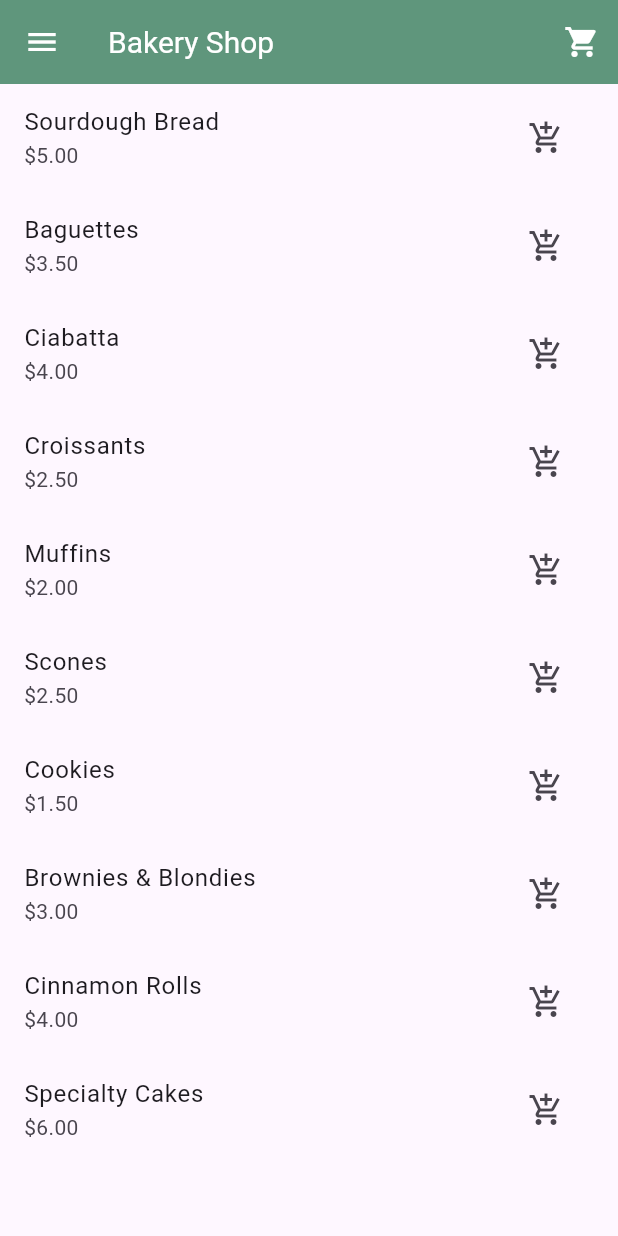
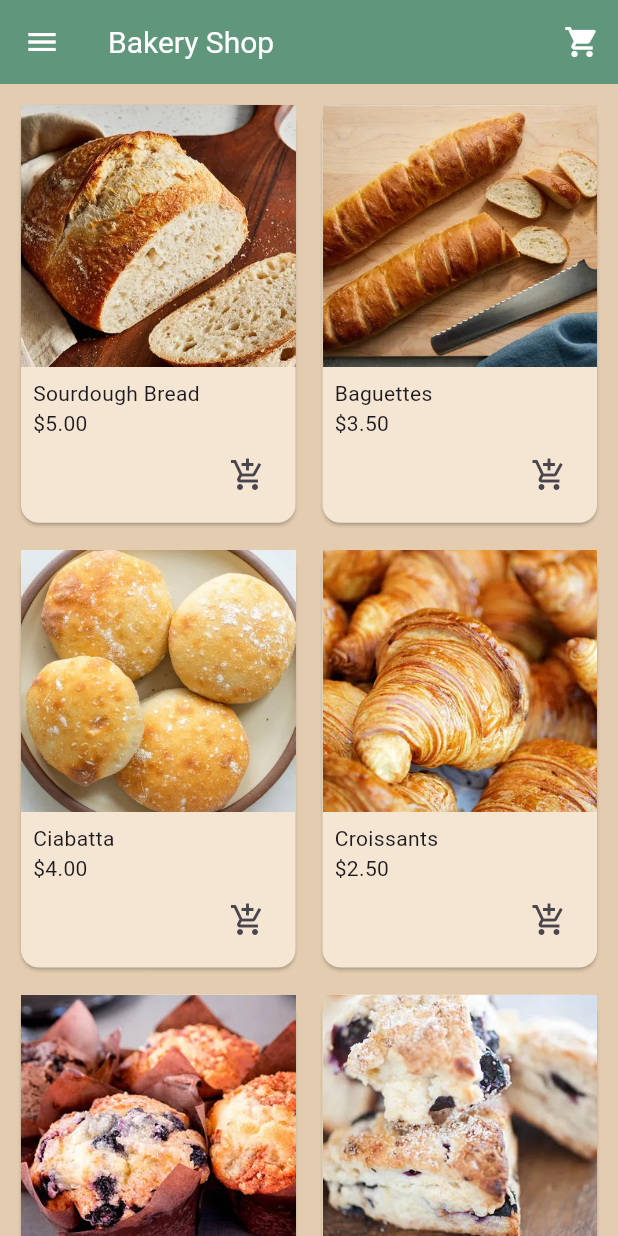
Before and after one commit to VoxMonstra/CSC-4610-Web-Warriors, a Flutter app: the BakeryShop screen opened by its route, on a phone screen of 412 x 824 dp. Run offline on Flutter 3.47's test engine with Material 3 defaults, Android fonts, the light colour scheme and no system bars; our stand-ins replace google_fonts, shared_preferences; accounts and stored records are empty.

Commit message:
Design: Change coloring of background and added image assets

```diff
--- a/src/lib/screens/menu.dart
+++ b/src/lib/screens/menu.dart
@@ -11,7 +11,6 @@ class BakeryItem {
 
 // Class for managing the shopping cart's data and notifying the UI when changes occur
 class CartProvider with ChangeNotifier {
-
   // ensures the list cannot be modified outside of the class
   final List<BakeryItem> _cart = [];
 
@@ -41,7 +40,6 @@ class CartProvider with ChangeNotifier {
 }
 
 class BakeryShop extends StatelessWidget {
-
   // This needs to be in the database, along with the ability for an admin to add, remove, or edit items
   final List<BakeryItem> items = [
     BakeryItem(name: 'Sourdough Bread', price: 5.0),
@@ -63,10 +61,10 @@ class BakeryShop extends StatelessWidget {
       drawer: AppDrawer(currPage: Text("menu")),
 
       // Title
-      appBar: AppBar(title: Text('Bakery Shop'),
+      appBar: AppBar(
+          title: Text('Bakery Shop'),
           iconTheme: IconThemeData(color: Colors.white),
           actions: [
-
             // Shopping cart button in the top right of the menu screen that goes to the cart screen when clicked.
             IconButton(
               icon: Icon(Icons.shopping_cart),
@@ -75,26 +73,62 @@ class BakeryShop extends StatelessWidget {
                 MaterialPageRoute(builder: (context) => CartScreen()),
               ),
             )
-      ]),
+          ]
+        ),
+
+        backgroundColor: Color(0xFFE3CCB0), // Light brown background
 
       // Lists all of the consumer products with button to add item to cart when pushed
-      body: ListView.builder(
+      body: GridView.builder(
+        padding: EdgeInsets.all(10),
+        gridDelegate: SliverGridDelegateWithFixedCrossAxisCount(
+          crossAxisCount: 2,
+          crossAxisSpacing: 10,
+          mainAxisSpacing: 10,
+          childAspectRatio: 2 / 3,
+        ),
         itemCount: items.length,
         itemBuilder: (context, index) {
           final item = items[index];
-          return ListTile(
-            title: Text(item.name),
-            subtitle: Text('\$${item.price.toStringAsFixed(2)}'),
-
-            // Button for adding respective item to the cart
-            trailing: IconButton(
+          return Card(
+            color: Color(0xFFF5E6D3),
+            child: Column(
+              crossAxisAlignment: CrossAxisAlignment.start,
+              children: [
+                Expanded(
+                  child: Container(
+                    decoration: BoxDecoration(
+                      image: DecorationImage(
+                        image: AssetImage('assets/${item.name}.jpg'),
+                        fit: BoxFit.cover,
+                      ),
+                    ),
+                  ),
+                ),
+                Padding(
+                  padding: const EdgeInsets.all(8.0),
+                  child: Column(
+                    crossAxisAlignment: CrossAxisAlignment.start,
+                    children: [
+                      Text(item.name),
+                      Text('\$${item.price.toStringAsFixed(2)}'),
+                      Align(
+                        alignment: Alignment.centerRight,
+                        child: IconButton(
                           icon: Icon(Icons.add_shopping_cart),
                           onPressed: () {
                             final cart = context.read<CartProvider>();
                             cart.addItem(item);
-                ScaffoldMessenger.of(context).showSnackBar(
-           SnackBar(content: Text('Added ' + item.name +' to cart')));
+                            ScaffoldMessenger.of(context).showSnackBar(SnackBar(
+                                content:
+                                    Text('Added ' + item.name + ' to cart')));
                           },
+                        ),
+                      ),
+                    ],
+                  ),
+                ),
+              ],
             ),
           );
         },
@@ -108,7 +142,6 @@ class CartScreen extends StatelessWidget {
   Widget build(BuildContext context) {
     final cart = context.watch<CartProvider>();
     return Scaffold(
-
       // Title
       appBar: AppBar(title: Text('Your Cart')),
 
@@ -122,7 +155,6 @@ class CartScreen extends StatelessWidget {
           : Column(
               children: [
                 Expanded(
-
                   // displays each item in the shopping cart
                   child: ListView.builder(
                     itemCount: cart.cart.length,
@@ -147,10 +179,10 @@ class CartScreen extends StatelessWidget {
                   padding: const EdgeInsets.all(16.0),
                   child: Column(
                     children: [
-
                       // Displays the total cost of everything in the cart
                       Text('Total: \$${cart.totalPrice.toStringAsFixed(2)}',
-                          style: TextStyle(fontSize: 20, fontWeight: FontWeight.bold)),
+                          style: TextStyle(
+                              fontSize: 20, fontWeight: FontWeight.bold)),
                       SizedBox(height: 10),
 
                       // Button to "Checkout" all of the items in the cart
```
Lines whose indentation alone changed are shown as unchanged.
